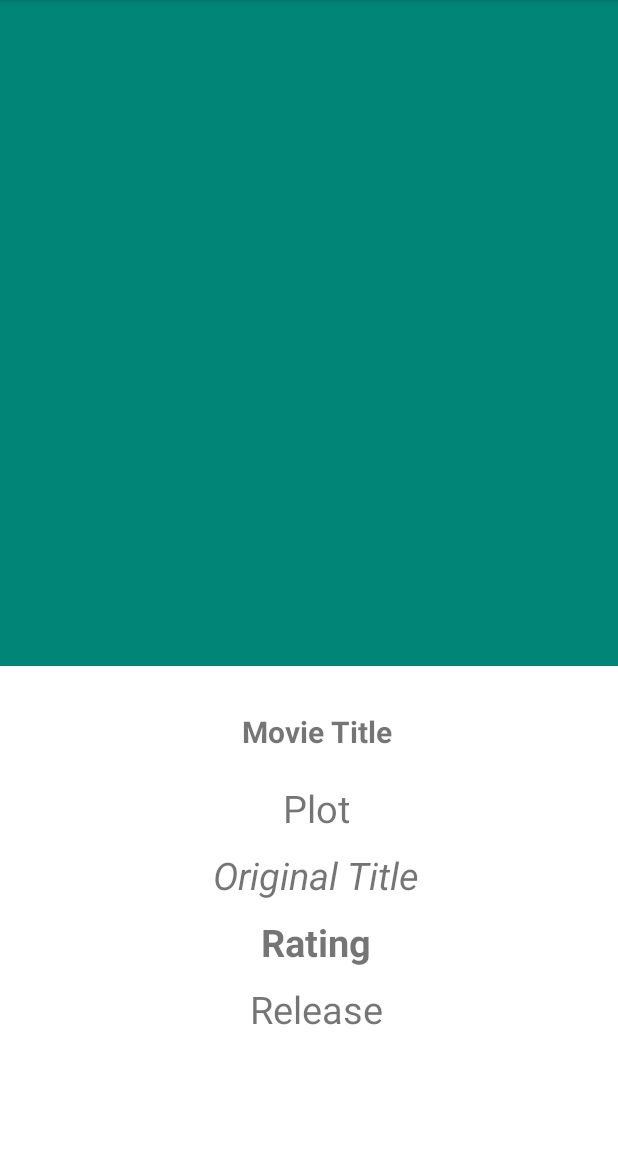
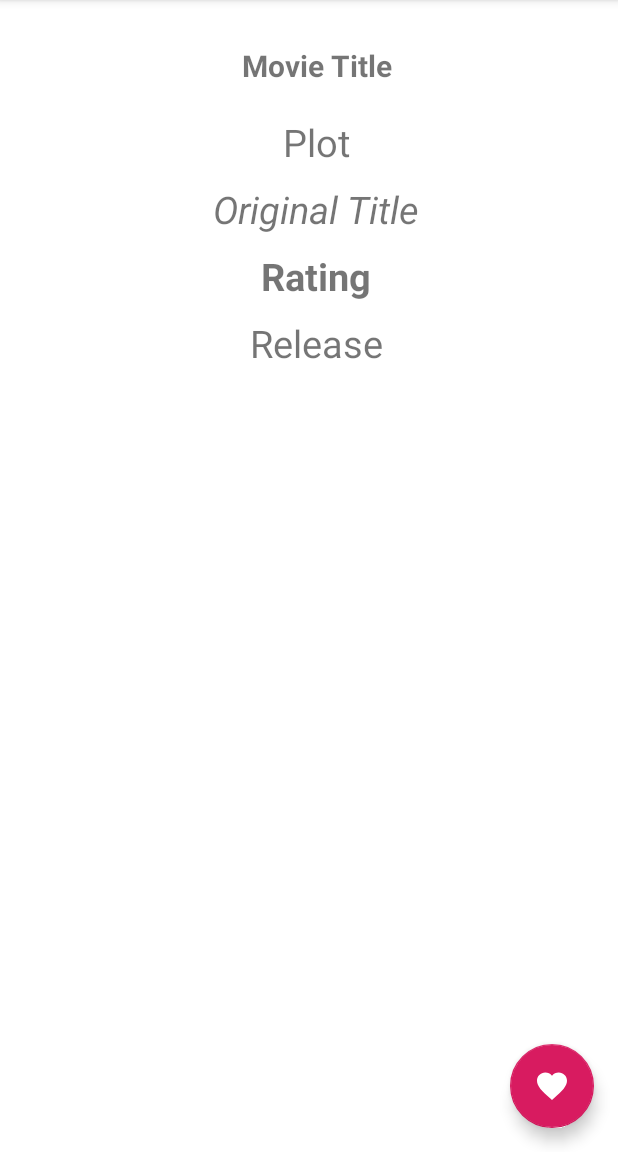
Before and after one commit to bekaweirdo/TopMovies, an Android app: the DetailActivity screen opened directly, with no data from a screen before it, on a phone screen of 412 x 824 dp, the part 84-1236 px from its top. Run offline under Robolectric (Android 15) with nearby library versions, the phone set to English and light mode, and no system bars; 1 statement that could not run was skipped.

Commit message:
remove collapsing and appbar layout into detail activity

```diff
--- a/app/src/main/res/layout/activity_detail.xml
+++ b/app/src/main/res/layout/activity_detail.xml
@@ -1,5 +1,5 @@
 <?xml version="1.0" encoding="utf-8"?>
-<androidx.coordinatorlayout.widget.CoordinatorLayout
+<RelativeLayout
         xmlns:android="http://schemas.android.com/apk/res/android"
         xmlns:app="http://schemas.android.com/apk/res-auto"
         android:id="@+id/main_content"
@@ -8,46 +8,24 @@
         android:background="#ffffff"
         android:fitsSystemWindows="true">
 
-    <com.google.android.material.appbar.AppBarLayout
-            android:id="@+id/appbar"
-            android:layout_width="match_parent"
-            android:layout_height="@dimen/detail_backdrop_height"
-            android:fitsSystemWindows="true"
-            android:theme="@style/ThemeOverlay.AppCompat.Dark.ActionBar" >
-
-        <com.google.android.material.appbar.CollapsingToolbarLayout
-                android:id="@+id/collapsing_toolbar"
-                android:layout_width="match_parent"
-                android:layout_height="match_parent"
-                android:fitsSystemWindows="true"
-                app:contentScrim="?attr/colorPrimary"
-                app:expandedTitleMarginEnd="64dp"
-                app:expandedTitleMarginStart="48dp"
-                app:expandedTitleTextAppearance="@android:color/transparent"
-                app:layout_scrollFlags="scroll|exitUntilCollapsed" >
-
-            <RelativeLayout
-                    android:layout_width="wrap_content"
-                    android:layout_height="wrap_content">
-
                 <ImageView
                         android:id="@+id/thumbnail"
                         android:layout_width="match_parent"
                         android:layout_height="match_parent"
                         android:fitsSystemWindows="true"
-                        android:scaleType="centerCrop"
-                        app:layout_collapseMode="parallax"/>
-            </RelativeLayout>
+                        android:scaleType="centerCrop"/>
 
-            <androidx.appcompat.widget.Toolbar
-                    android:id="@+id/toolbar"
-                    android:layout_width="match_parent"
-                    android:layout_height="?attr/actionBarSize"
-                    app:layout_collapseMode="pin"
-                    app:popupTheme="@style/ThemeOverlay.AppCompat.Light" />
-        </com.google.android.material.appbar.CollapsingToolbarLayout>
-    </com.google.android.material.appbar.AppBarLayout>
-
+    <com.google.android.material.floatingactionbutton.FloatingActionButton
+            android:layout_width="wrap_content"
+            android:layout_height="wrap_content"
+            android:layout_alignParentBottom="true"
+            android:layout_alignParentEnd="true"
+            android:layout_alignParentRight="true"
+            app:fabSize="normal"
+            android:id="@+id/favouriteButton"
+            android:src="@drawable/ic_favorite_black_24dp"
+            android:layout_gravity="bottom|end"
+            android:layout_margin="16dp"/>
     <include layout="@layout/content_detail" />
 
-</androidx.coordinatorlayout.widget.CoordinatorLayout>
+</RelativeLayout>
--- a/app/src/main/res/layout/activity_main.xml
+++ b/app/src/main/res/layout/activity_main.xml
@@ -1,11 +1,22 @@
 <?xml version="1.0" encoding="utf-8"?>
-<androidx.swiperefreshlayout.widget.SwipeRefreshLayout
+<RelativeLayout
         xmlns:android="http://schemas.android.com/apk/res/android"
         xmlns:tools="http://schemas.android.com/tools"
         xmlns:app="http://schemas.android.com/apk/res-auto"
         android:layout_width="match_parent"
         android:layout_height="match_parent"
         tools:context=".MainActivity">
+
+    <ProgressBar
+            android:id="@+id/progressBar"
+            style="?android:attr/progressBarStyle"
+            android:layout_width="wrap_content"
+            android:layout_height="wrap_content"
+            android:layout_centerInParent="true"
+            android:background="@android:color/transparent"
+            app:layout_constraintBottom_toBottomOf="parent"
+            app:layout_constraintEnd_toEndOf="parent"
+            app:layout_constraintStart_toStartOf="parent" />
 
     <androidx.recyclerview.widget.RecyclerView
             android:id="@+id/RecyclerViewId"
@@ -15,4 +26,4 @@
             android:clipToPadding="false">
 
     </androidx.recyclerview.widget.RecyclerView>
-</androidx.swiperefreshlayout.widget.SwipeRefreshLayout>
+</RelativeLayout>
--- a/app/src/main/res/layout/content_detail.xml
+++ b/app/src/main/res/layout/content_detail.xml
@@ -83,7 +83,6 @@
                     android:textSize="25sp"
             />
         </LinearLayout>
-
     </ScrollView>
 
 </RelativeLayout>
```
